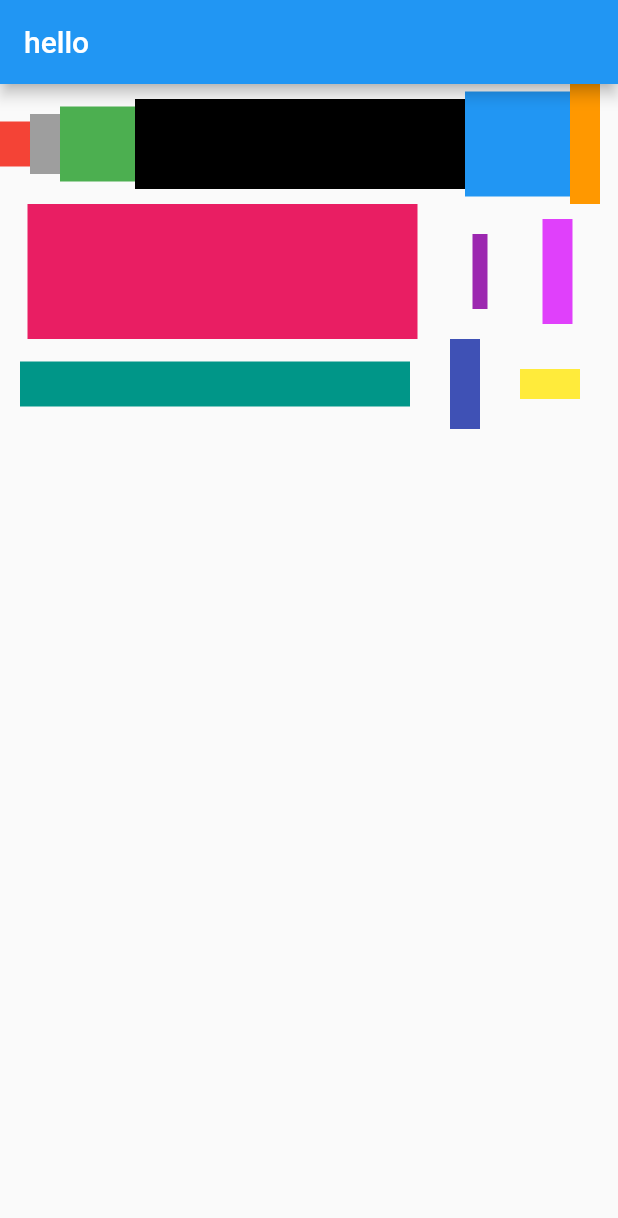
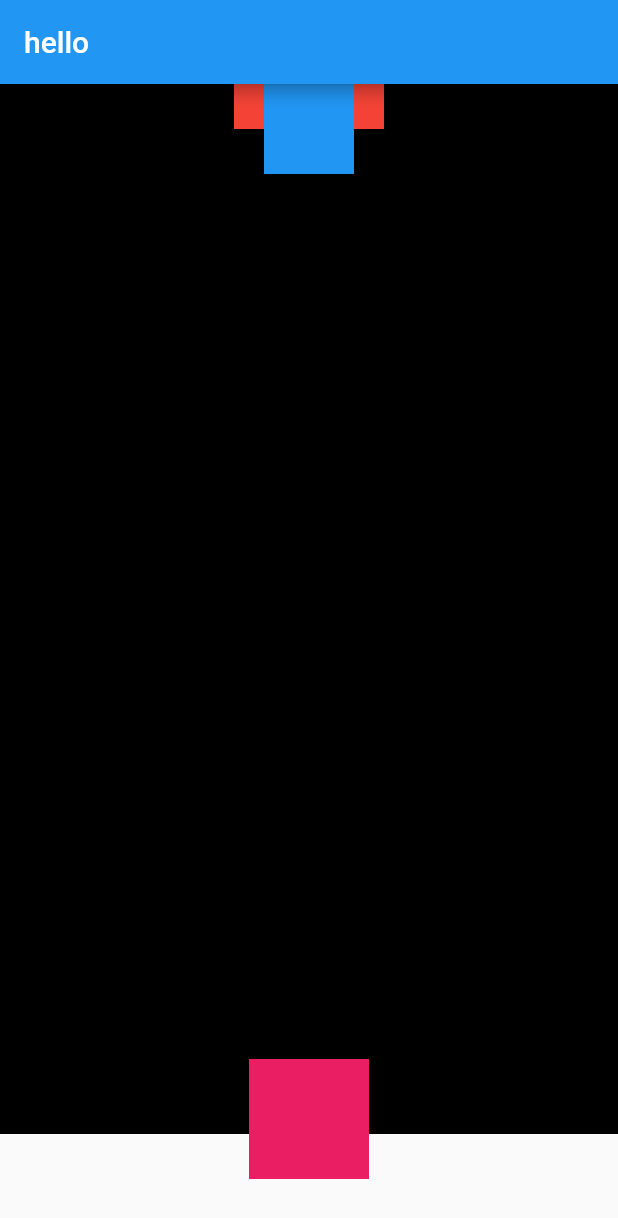
Before and after one commit to jinjilynn/flutter_tour, a Flutter app: the screen it shows after launch, on a phone screen of 412 x 824 dp. Shown: the top 1218 px of the screen. Run offline on Flutter 3.47's test engine with Material 2 defaults, Android fonts, the phone set to English and light mode, and no system bars.

Commit message:
add stack.dart

```diff
--- a/lib/main.dart
+++ b/lib/main.dart
@@ -1,7 +1,8 @@
 import 'package:flutter/material.dart';
+import 'package:flutter_demo/stack.dart';
 // import 'package:flutter_demo/column.dart';
 // import 'package:flutter_demo/flex.dart';
-import 'package:flutter_demo/wrap.dart';
+// import 'package:flutter_demo/wrap.dart';
 // import 'package:flutter_demo/row.dart';
 // import 'package:flutter_demo/form.dart';
 // import 'package:flutter_demo/radiobutton.dart';
@@ -19,7 +20,7 @@ class MyApp extends StatelessWidget {
   Widget build(BuildContext context) {
     return MaterialApp(
       home:
-          Scaffold(appBar: AppBar(title: Text('hello')), body: WrapDemo()),
+          Scaffold(appBar: AppBar(title: Text('hello')), body: StackDemo()),
       // theme: ThemeData(primarySwatch: Colors.lightBlue)
     );
   }
--- /dev/null
+++ b/lib/stack.dart
@@ -0,0 +1,26 @@
+import 'package:flutter/material.dart';
+
+class StackDemo extends StatefulWidget {
+  StackDemo({Key key}) : super(key: key);
+
+  @override
+  _StackDemoState createState() => _StackDemoState();
+}
+
+class _StackDemoState extends State<StackDemo> {
+  @override
+  Widget build(BuildContext context) {
+    return  Stack(
+      alignment: AlignmentDirectional.topCenter,
+      textDirection: TextDirection.rtl,
+      fit: StackFit.loose,
+      overflow:Overflow.visible,
+      children: <Widget>[
+        Container(height:700,width:414,color:Colors.black),
+        Positioned(width:80,child: Container(width:80,height:80,color:Colors.pink),bottom:-30),
+        Positioned(child:Container(height:30,width:100,color:Colors.red),top:0),
+        Container(height:60,width:60,color:Colors.blue),
+      ],
+    );
+  }
+}
```
Also changed, not shown: lib/wrap.dart (+24 -4 lines), 1 other file.
